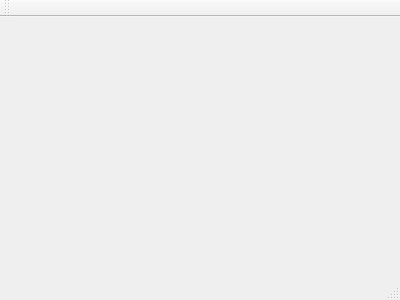
First picture: the form in ged.ui, repository mkirya/ged, before the edit.
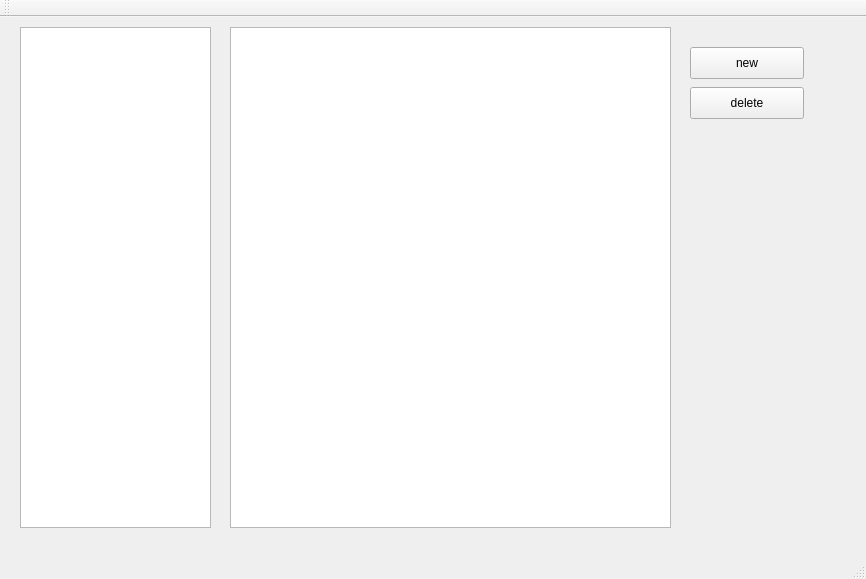
Second picture: the form after the edit.

Commit message: базовая функциональность

Patch:
```diff
--- a/ged.ui
+++ b/ged.ui
@@ -1,24 +1,86 @@
 <ui version="4.0">
  <class>ged</class>
- <widget class="QMainWindow" name="ged" >
-  <property name="geometry" >
+ <widget class="QMainWindow" name="ged">
+  <property name="geometry">
    <rect>
     <x>0</x>
     <y>0</y>
-    <width>400</width>
-    <height>300</height>
+    <width>866</width>
+    <height>579</height>
    </rect>
   </property>
   <property name="windowTitle" >
    <string>ged</string>
   </property>
-  <widget class="QMenuBar" name="menuBar" />
-  <widget class="QToolBar" name="mainToolBar" />
-  <widget class="QWidget" name="centralWidget" />
-  <widget class="QStatusBar" name="statusBar" />
+  <widget class="QWidget" name="centralWidget">
+   <widget class="QListWidget" name="listWidget">
+    <property name="geometry">
+     <rect>
+      <x>20</x>
+      <y>10</y>
+      <width>191</width>
+      <height>501</height>
+     </rect>
+    </property>
+   </widget>
+   <widget class="QTextEdit" name="textEdit">
+    <property name="geometry">
+     <rect>
+      <x>230</x>
+      <y>10</y>
+      <width>441</width>
+      <height>501</height>
+     </rect>
+    </property>
+   </widget>
+   <widget class="QPushButton" name="pushButton">
+    <property name="geometry">
+     <rect>
+      <x>690</x>
+      <y>30</y>
+      <width>114</width>
+      <height>32</height>
+     </rect>
+    </property>
+    <property name="text">
+     <string>new</string>
+    </property>
+   </widget>
+   <widget class="QPushButton" name="pushButton_2">
+    <property name="geometry">
+     <rect>
+      <x>690</x>
+      <y>70</y>
+      <width>114</width>
+      <height>32</height>
+     </rect>
+    </property>
+    <property name="text">
+     <string>delete</string>
+    </property>
+   </widget>
+  </widget>
+  <widget class="QMenuBar" name="menuBar">
+   <property name="geometry">
+    <rect>
+     <x>0</x>
+     <y>0</y>
+     <width>866</width>
+     <height>22</height>
+    </rect>
+   </property>
+  </widget>
+  <widget class="QToolBar" name="mainToolBar">
+   <attribute name="toolBarArea">
+    <enum>TopToolBarArea</enum>
+   </attribute>
+   <attribute name="toolBarBreak">
+    <bool>false</bool>
+   </attribute>
+  </widget>
+  <widget class="QStatusBar" name="statusBar"/>
  </widget>
- <layoutDefault spacing="6" margin="11" />
- <pixmapfunction></pixmapfunction>
+ <layoutdefault spacing="6" margin="11"/>
  <resources/>
  <connections/>
 </ui>
```
Left out of the diff: 76 changed lines with no effect on the pictures. The commit also changes 2 other files.
